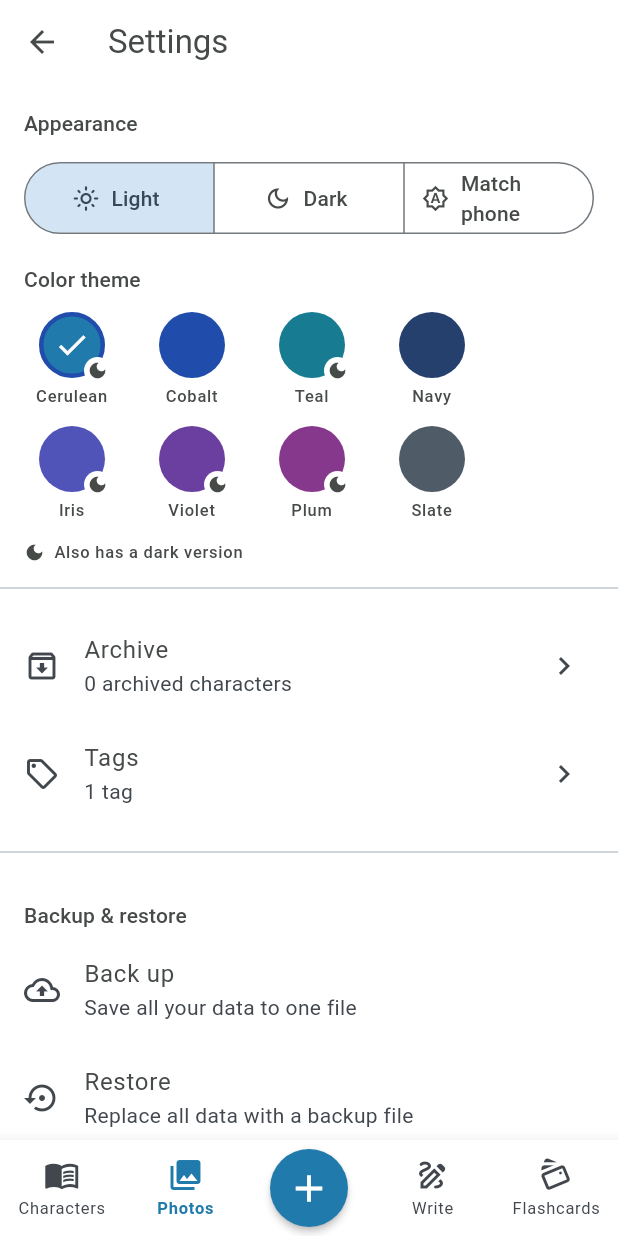
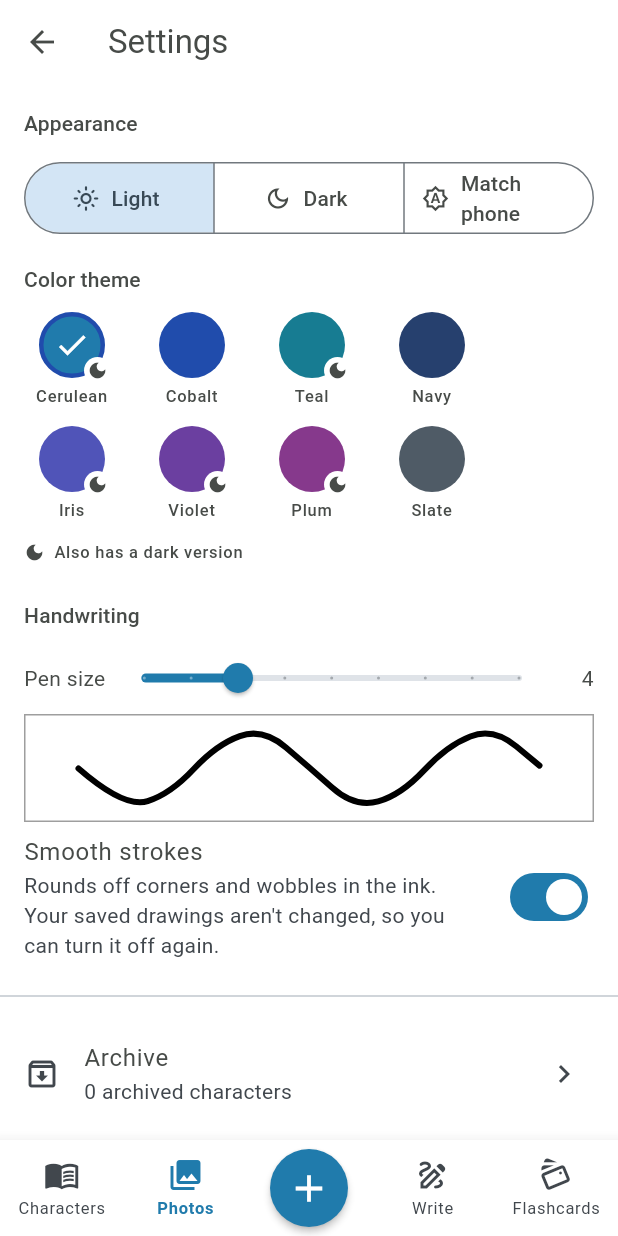
Before and after one commit to Diana-Cornescu/cantonese_dictionary, a Flutter app: the screen it shows after launch, item 2 of the bottom bar chosen, after a tap on the "settings" icon, on a phone screen of 412 x 824 dp. Run offline on Flutter 3.47's test engine with Material 3 defaults, Android fonts, the phone set to English and light mode, and no system bars; our stand-ins replace drift, drift_flutter, file_picker, image_picker; accounts and stored records are empty; generated files the repository leaves out were written again.

Commit message:
add setting for pen  size and auto smooth

```diff
--- a/lib/features/settings/settings_screen.dart
+++ b/lib/features/settings/settings_screen.dart
@@ -1,4 +1,5 @@
 import 'dart:io';
+import 'dart:math' as math;
 import 'dart:typed_data';
 
 import 'package:file_picker/file_picker.dart';
@@ -6,11 +7,15 @@ import 'package:flutter/material.dart';
 
 import '../../data/app_database.dart';
 import '../../data/backup_service.dart';
+import '../../data/character_entry.dart';
 import '../../data/dictionary_store.dart';
+import '../../theme/app_color_roles.dart';
 import '../../theme/app_colors.dart';
 import '../../theme/app_palettes.dart';
 import '../../theme/app_theme_mode.dart';
 import '../../widgets/confirm_dialog.dart';
+import '../../widgets/handwriting_canvas.dart';
+import '../../widgets/ink_settings.dart';
 import '../dictionary_list/dictionary_list_screen.dart';
 import '../tags/tags_screen.dart';
 
@@ -46,6 +51,11 @@ class _SettingsScreenState extends State<SettingsScreen> {
   BackupService? _backups;
   bool _busy = false;
   bool _canUndo = false;
+
+  /// The pen size while the slider is being dragged; saved (and cleared)
+  /// when it's let go, so dragging doesn't write to the database on every
+  /// step.
+  double? _penDraft;
 
   @override
   void initState() {
@@ -204,6 +214,92 @@ class _SettingsScreenState extends State<SettingsScreen> {
     );
   }
 
+  /// A wavy sample line with deliberately few, far-apart points, so the
+  /// preview shows both the pen size and what smoothing does to corners.
+  static final List<List<StrokePoint>> _penSample = [
+    [
+      for (var i = 0; i <= 10; i++)
+        StrokePoint(
+          x: i * 24.0,
+          y: 30 + 22 * math.sin(i * 1.25),
+          t: 0,
+        ),
+    ],
+  ];
+
+  /// Pen size and smoothing for every drawing in the app (2026-09-26).
+  /// Display only: what's saved for a drawing doesn't change. See
+  /// `widgets/ink_settings.dart`.
+  Widget _buildHandwritingSection() {
+    final ink = InkSettings.fromStored(
+      widget.store.setting(InkSettings.widthKey),
+      widget.store.setting(InkSettings.smoothKey),
+    );
+    final width = _penDraft ?? ink.width;
+    final theme = Theme.of(context);
+    return Padding(
+      padding: const EdgeInsets.fromLTRB(16, 24, 16, 0),
+      child: Column(
+        crossAxisAlignment: CrossAxisAlignment.start,
+        children: [
+          Text('Handwriting', style: theme.textTheme.titleSmall),
+          const SizedBox(height: 8),
+          Row(
+            children: [
+              const Text('Pen size'),
+              Expanded(
+                child: Slider(
+                  value: width,
+                  min: InkSettings.minWidth,
+                  max: InkSettings.maxWidth,
+                  divisions:
+                      (InkSettings.maxWidth - InkSettings.minWidth).round(),
+                  label: width.round().toString(),
+                  onChanged: (value) => setState(() => _penDraft = value),
+                  onChangeEnd: (value) async {
+                    await widget.store
+                        .setSetting(InkSettings.widthKey, '${value.round()}');
+                    if (mounted) setState(() => _penDraft = null);
+                  },
+                ),
+              ),
+              SizedBox(
+                width: 24,
+                child: Text('${width.round()}', textAlign: TextAlign.end),
+              ),
+            ],
+          ),
+          // Live preview, on the same paper as every drawing box.
+          Container(
+            height: 72,
+            width: double.infinity,
+            decoration: BoxDecoration(
+              border: Border.all(color: context.appColors.frame),
+            ),
+            child: HandwritingCanvas(
+              readOnly: true,
+              fitToBox: true,
+              initialStrokes: _penSample,
+              strokeWidth: width,
+            ),
+          ),
+          SwitchListTile(
+            contentPadding: EdgeInsets.zero,
+            title: const Text('Smooth strokes'),
+            subtitle: const Text(
+                'Rounds off corners and wobbles in the ink. Your saved '
+                "drawings aren't changed, so you can turn it off again."),
+            value: ink.smooth,
+            onChanged: (on) async {
+              await widget.store.setSetting(InkSettings.smoothKey, '$on');
+              if (mounted) setState(() {});
+            },
+          ),
+        ],
+      ),
+    );
+  }
+
   /// A row of round color swatches; tap one to switch the app's colors.
   /// See `lib/theme/app_palettes.dart` for why these colors were chosen.
   ///
@@ -343,6 +439,7 @@ class _SettingsScreenState extends State<SettingsScreen> {
             if (_busy) const LinearProgressIndicator(),
             _buildAppearanceSection(),
             _buildColorThemeSection(),
+            _buildHandwritingSection(),
             const Divider(height: 32),
             ListenableBuilder(
               listenable: widget.store,
--- a/lib/main.dart
+++ b/lib/main.dart
@@ -9,6 +9,7 @@ import 'features/shell/app_shell.dart';
 import 'theme/app_palettes.dart';
 import 'theme/app_theme.dart';
 import 'theme/app_theme_mode.dart';
+import 'widgets/ink_settings.dart';
 
 Future<void> main() async {
   WidgetsFlutterBinding.ensureInitialized();
@@ -57,6 +58,15 @@ class CantoneseDictionaryApp extends StatelessWidget {
           // version yet (see AppPalette.darkReady).
           darkTheme: AppTheme.dark(palette),
           themeMode: mode.themeMode,
+          // Pen size and smoothing (Settings → Handwriting), for every
+          // drawing box, dialogs included.
+          builder: (context, child) => InkSettingsScope(
+            settings: InkSettings.fromStored(
+              store.setting(InkSettings.widthKey),
+              store.setting(InkSettings.smoothKey),
+            ),
+            child: child!,
+          ),
           home: AppShell(store: store),
         );
       },
--- a/lib/widgets/handwriting_canvas.dart
+++ b/lib/widgets/handwriting_canvas.dart
@@ -2,6 +2,7 @@ import 'package:flutter/material.dart';
 
 import '../data/character_entry.dart';
 import '../theme/app_color_roles.dart';
+import 'ink_settings.dart';
 
 /// A canvas for capturing or displaying a single handwritten character
 /// sample, selected by the [readOnly] constructor flag:
@@ -18,6 +19,11 @@ import '../theme/app_color_roles.dart';
 ///
 /// Either mode can paint a [backgroundPainter] on the paper, under the
 /// ink: the Write tab's guide lines and reference character (2026-09-25).
+///
+/// **Pen size and smoothing** come from Settings → Handwriting via
+/// [InkSettings.of] (2026-09-26), in both modes, so they apply to every
+/// drawing in the app. They only change how the ink is *drawn*; the points
+/// recorded and saved are the same either way.
 class HandwritingCanvas extends StatefulWidget {
   const HandwritingCanvas({
     super.key,
@@ -25,7 +31,7 @@ class HandwritingCanvas extends StatefulWidget {
     this.initialStrokes,
     this.onStrokesChanged,
     this.strokeColor,
-    this.strokeWidth = 4.0,
+    this.strokeWidth,
     this.fitToBox = false,
     this.backgroundPainter,
   });
@@ -47,7 +53,10 @@ class HandwritingCanvas extends StatefulWidget {
 
   /// Defaults to the theme's ink color (`context.appColors.ink`).
   final Color? strokeColor;
-  final double strokeWidth;
+
+  /// Overrides the pen size from Settings. Only the Settings preview uses
+  /// it, to show the size being dragged before it's saved.
+  final double? strokeWidth;
 
   /// Painted on the paper, under the strokes. Not scaled by [fitToBox].
   final CustomPainter? backgroundPainter;
@@ -121,10 +130,12 @@ class _HandwritingCanvasState extends State<HandwritingCanvas> {
 
   @override
   Widget build(BuildContext context) {
+    final ink = InkSettings.of(context);
     final painter = _StrokesPainter(
       strokes: _strokes,
       color: widget.strokeColor ?? context.appColors.ink,
-      strokeWidth: widget.strokeWidth,
+      strokeWidth: widget.strokeWidth ?? ink.width,
+      smooth: ink.smooth,
       fitToBox: widget.readOnly && widget.fitToBox,
     );
     // Clipped to its own bounds: on desktop a drag can carry the pointer
@@ -199,12 +210,14 @@ class _StrokesPainter extends CustomPainter {
     required this.strokes,
     required this.color,
     required this.strokeWidth,
+    required this.smooth,
     this.fitToBox = false,
   });
 
   final List<List<StrokePoint>> strokes;
   final Color color;
   final double strokeWidth;
+  final bool smooth;
   final bool fitToBox;
 
   /// Scales and centers the drawing's bounding box inside [size], keeping
@@ -265,11 +278,7 @@ class _StrokesPainter extends CustomPainter {
         );
         continue;
       }
-      final path = Path()..moveTo(stroke[0].x, stroke[0].y);
-      for (var i = 1; i < stroke.length; i++) {
-        path.lineTo(stroke[i].x, stroke[i].y);
-      }
-      canvas.drawPath(path, linePaint);
+      canvas.drawPath(inkPath(stroke, smooth: smooth), linePaint);
     }
     if (fitToBox) canvas.restore();
   }
@@ -281,3 +290,27 @@ class _StrokesPainter extends CustomPainter {
   @override
   bool shouldRepaint(covariant _StrokesPainter oldDelegate) => true;
 }
+
+/// One stroke as a [Path] (it needs at least two points).
+///
+/// Straight segments between the recorded points, or with [smooth] a
+/// curve through them: each point becomes the control point of a
+/// quadratic curve between the midpoints on either side of it, so the
+/// line still starts and ends exactly where the pen did but corners and
+/// finger jitter are rounded off. Cheap enough to redo on every frame.
+Path inkPath(List<StrokePoint> stroke, {required bool smooth}) {
+  final path = Path()..moveTo(stroke[0].x, stroke[0].y);
+  if (!smooth || stroke.length < 3) {
+    for (var i = 1; i < stroke.length; i++) {
+      path.lineTo(stroke[i].x, stroke[i].y);
+    }
+    return path;
+  }
+  for (var i = 1; i < stroke.length - 1; i++) {
+    final p = stroke[i];
+    final next = stroke[i + 1];
+    path.quadraticBezierTo(p.x, p.y, (p.x + next.x) / 2, (p.y + next.y) / 2);
+  }
+  path.lineTo(stroke.last.x, stroke.last.y);
+  return path;
+}
--- /dev/null
+++ b/lib/widgets/ink_settings.dart
@@ -0,0 +1,83 @@
+import 'package:flutter/widgets.dart';
+
+/// How handwriting ink is drawn everywhere in the app: pen size and
+/// smoothing, chosen in Settings → Handwriting (2026-09-26).
+///
+/// Both are **display settings only**. What's stored for a drawing is the
+/// raw points, whatever these are set to, so changing them later redraws
+/// every drawing, old ones included, and nothing is lost by turning
+/// smoothing off again.
+///
+/// Saved in the settings table like the color theme (so they're included
+/// in backups), and handed down the widget tree by [InkSettingsScope],
+/// which `main.dart` puts above every screen. [HandwritingCanvas] reads
+/// them with [InkSettings.of].
+@immutable
+class InkSettings {
+  const InkSettings({this.width = defaultWidth, this.smooth = true});
+
+  /// Settings-table keys. **Don't rename**: a new key silently resets
+  /// everyone's choice (`test/ink_settings_test.dart` pins them).
+  static const widthKey = 'ink_width';
+  static const smoothKey = 'ink_smoothing';
+
+  /// Pen size in logical pixels. 4 is what the app always drew with.
+  static const double defaultWidth = 4;
+
+  /// The Settings slider's range. Capped at 10 so strokes don't merge
+  /// into a blob in the smaller boxes (the flashcard preview, a dense
+  /// character).
+  static const double minWidth = 2;
+  static const double maxWidth = 10;
+
+  final double width;
+
+  /// Draw each stroke as a smooth curve through its points instead of
+  /// straight segments between them. **On by default** (2026-09-26); only
+  /// a stored `false` turns it off.
+  final bool smooth;
+
+  /// From the two stored strings. Missing or unreadable values fall back
+  /// to the defaults; a width outside the range is clamped into it.
+  factory InkSettings.fromStored(String? width, String? smooth) {
+    final parsed = double.tryParse(width ?? '');
+    return InkSettings(
+      width: parsed == null || parsed.isNaN
+          ? defaultWidth
+          : parsed.clamp(minWidth, maxWidth).toDouble(),
+      smooth: smooth != 'false',
+    );
+  }
+
+  /// The settings in force at [context], or the defaults if there's no
+  /// [InkSettingsScope] above it (e.g. a test that builds a bare widget).
+  static InkSettings of(BuildContext context) =>
+      context
+          .dependOnInheritedWidgetOfExactType<InkSettingsScope>()
+          ?.settings ??
+      const InkSettings();
+
+  @override
+  bool operator ==(Object other) =>
+      other is InkSettings && other.width == width && other.smooth == smooth;
+
+  @override
+  int get hashCode => Object.hash(width, smooth);
+}
+
+/// Makes [settings] available to everything below it via
+/// [InkSettings.of]. Placed in `MaterialApp.builder`, so dialogs and every
+/// tab see it too.
+class InkSettingsScope extends InheritedWidget {
+  const InkSettingsScope({
+    super.key,
+    required this.settings,
+    required super.child,
+  });
+
+  final InkSettings settings;
+
+  @override
+  bool updateShouldNotify(InkSettingsScope oldWidget) =>
+      oldWidget.settings != settings;
+}
--- a/pubspec.yaml
+++ b/pubspec.yaml
@@ -6,7 +6,7 @@ publish_to: 'none'
 # Version: MAJOR.MINOR.PATCH only (no "+N"). See "Versioning & releasing"
 # in docs/setup_manual.md (Phase 6). Android's internal build number is
 # calculated from this automatically in android/app/build.gradle.kts.
-version: 1.6.0
+version: 1.7.0
 
 environment:
   sdk: '>=3.0.0 <4.0.0'
```
Also changed, not shown: 5 other files.
